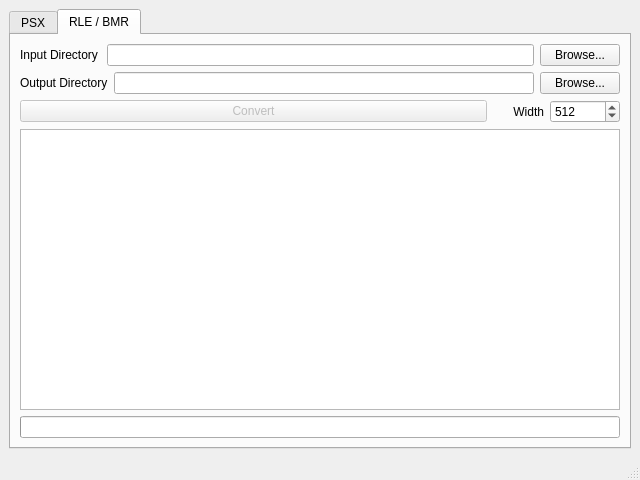
The window that extractorUi.ui (slfx77/neversoft-image-tool) describes before a commit, drawn with Qt 5.
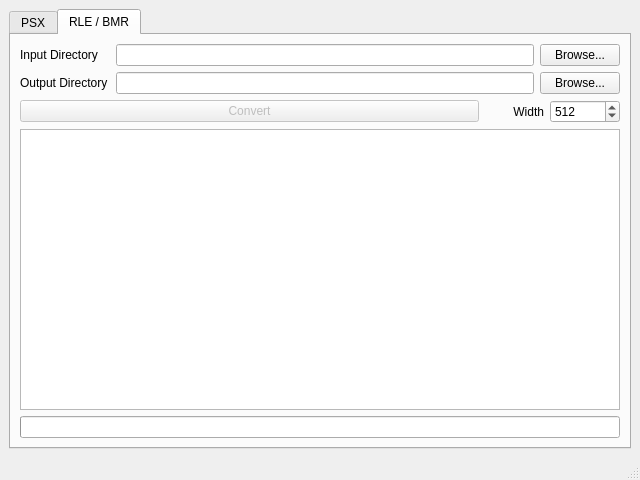
The same window after the commit.

Patch:
```diff
--- a/extractorUi.ui
+++ b/extractorUi.ui
@@ -228,9 +228,15 @@
            <layout class="QHBoxLayout" name="rle_input_row">
             <item>
              <widget class="QLabel" name="rle_input_label">
+              <property name="sizePolicy">
+               <sizepolicy hsizetype="Minimum" vsizetype="Preferred">
+                <horstretch>0</horstretch>
+                <verstretch>0</verstretch>
+               </sizepolicy>
+              </property>
               <property name="minimumSize">
                <size>
-                <width>81</width>
+                <width>90</width>
                 <height>0</height>
                </size>
               </property>
@@ -265,9 +271,15 @@
            <layout class="QHBoxLayout" name="rle_output_row">
             <item>
              <widget class="QLabel" name="rle_output_label">
+              <property name="sizePolicy">
+               <sizepolicy hsizetype="Minimum" vsizetype="Preferred">
+                <horstretch>0</horstretch>
+                <verstretch>0</verstretch>
+               </sizepolicy>
+              </property>
               <property name="minimumSize">
                <size>
-                <width>81</width>
+                <width>90</width>
                 <height>0</height>
                </size>
               </property>
@@ -302,6 +314,18 @@
               <property name="enabled">
                <bool>false</bool>
               </property>
+              <property name="sizePolicy">
+               <sizepolicy hsizetype="Minimum" vsizetype="Fixed">
+                <horstretch>0</horstretch>
+                <verstretch>0</verstretch>
+               </sizepolicy>
+              </property>
+              <property name="minimumSize">
+               <size>
+                <width>453</width>
+                <height>0</height>
+               </size>
+              </property>
               <property name="text">
                <string>Convert</string>
               </property>
@@ -320,7 +344,7 @@
               </property>
               <property name="minimumSize">
                <size>
-                <width>51</width>
+                <width>59</width>
                 <height>0</height>
                </size>
               </property>
```
Left out of the diff: 56 changed lines with no effect on the pictures.
